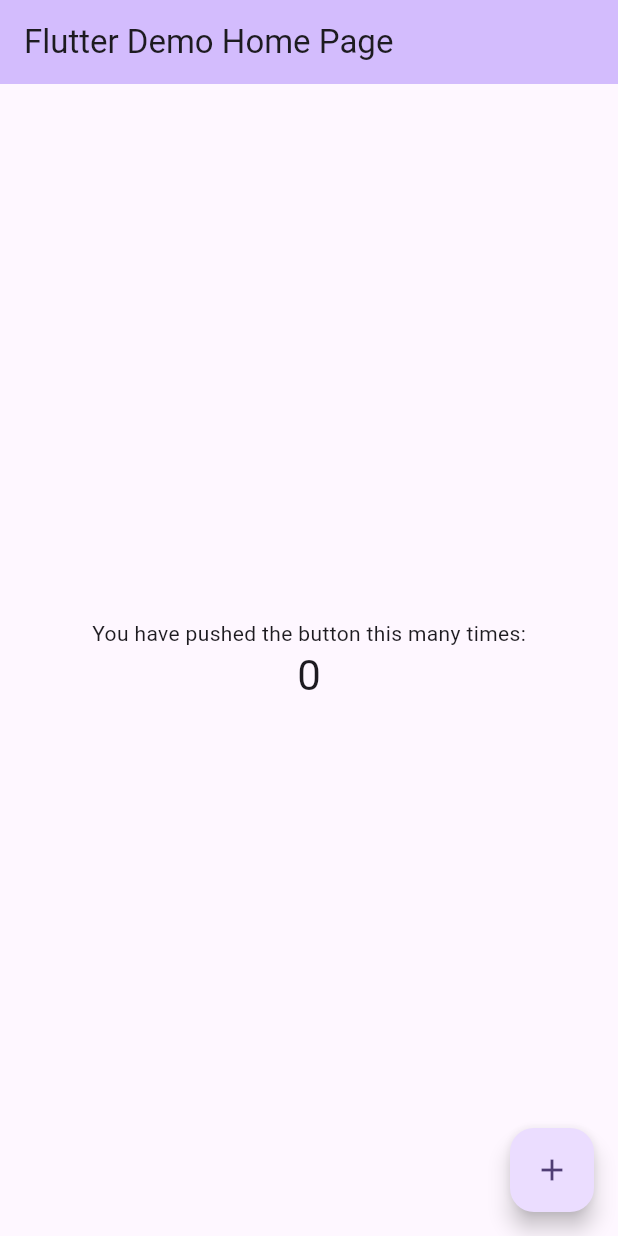
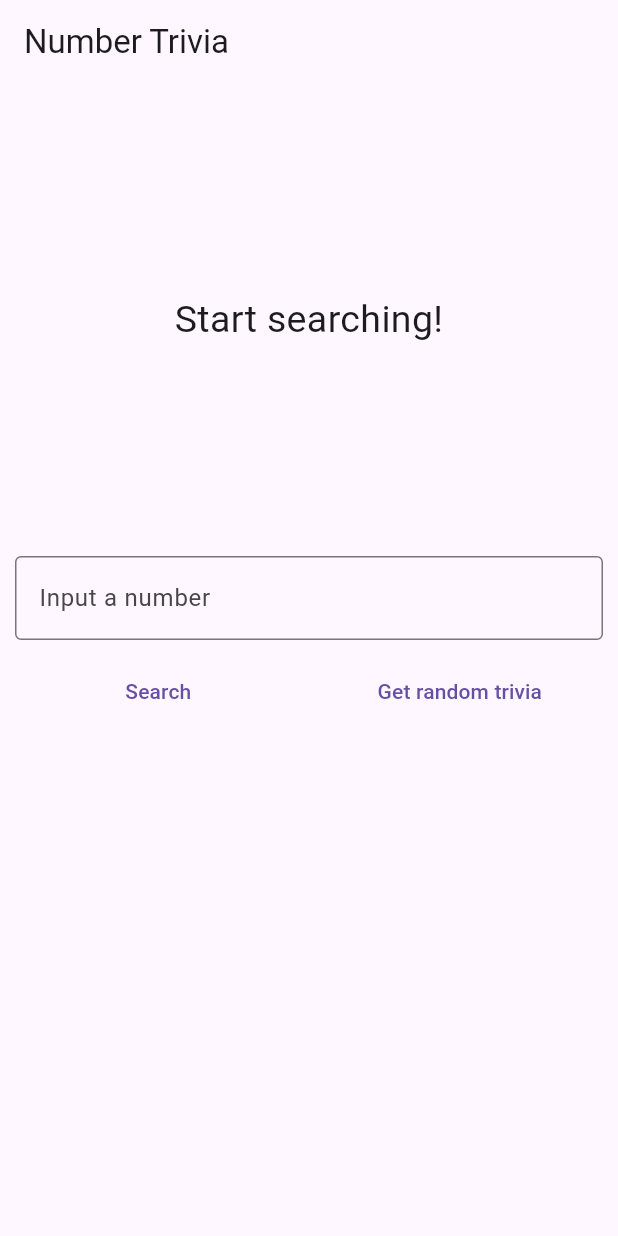
Before and after one commit to pratiktimer/clean_architecture_weather_app, a Flutter app: the screen it shows after launch, on a phone screen of 412 x 824 dp. Run offline on Flutter 3.47's test engine with Material 3 defaults, Android fonts, the phone set to English and light mode, and no system bars; our stand-ins replace bloc, dartz, equatable, flutter_bloc, get_it, internet_connection_checker and 1 more.

Commit message:
Flutter TDD Clean Architecture Course [14] – User Interface

```diff
--- /dev/null
+++ b/lib/features/number_trivia/presentation/pages/number_trivia_page.dart
@@ -0,0 +1,59 @@
+import '../bloc/number_trivia_bloc.dart';
+import '../widgets/trivia_controls.dart';
+import 'package:flutter/material.dart';
+import 'package:flutter_bloc/flutter_bloc.dart';
+import '../widgets/widgets.dart';
+import '../../../../injection_container.dart';
+
+class NumberTriviaPage extends StatelessWidget {
+  @override
+  Widget build(BuildContext context) {
+    return Scaffold(
+      appBar: AppBar(title: Text('Number Trivia')),
+      body: SingleChildScrollView(child: buildBody(context)),
+    );
+  }
+
+  BlocProvider<NumberTriviaBloc> buildBody(BuildContext context) {
+    return BlocProvider(
+      create: (_) => sl<NumberTriviaBloc>(),
+      child: Center(
+        child: Padding(
+          padding: const EdgeInsets.all(10),
+          child: Column(
+            children: <Widget>[
+              SizedBox(height: 10),
+              // Top half
+              BlocBuilder<NumberTriviaBloc, NumberTriviaState>(
+                builder: (context, state) {
+                  if (state is Empty) {
+                    return MessageDisplay(
+                      message: 'Start searching!',
+                      key: UniqueKey(),
+                    );
+                  } else if (state is Loading) {
+                    return LoadingWidget(key: UniqueKey());
+                  } else if (state is Loaded) {
+                    return TriviaDisplay(
+                      key: UniqueKey(),
+                      numberTrivia: state.trivia,
+                    );
+                  } else if (state is Error) {
+                    return MessageDisplay(
+                      key: UniqueKey(),
+                      message: state.errorMessage,
+                    );
+                  }
+                  return SizedBox();
+                },
+              ),
+              SizedBox(height: 20),
+              // Bottom half
+              TriviaControls(key: UniqueKey(),),
+            ],
+          ),
+        ),
+      ),
+    );
+  }
+}
--- /dev/null
+++ b/lib/features/number_trivia/presentation/widgets/message_display.dart
@@ -0,0 +1,24 @@
+import 'package:flutter/material.dart';
+
+class MessageDisplay extends StatelessWidget {
+  final String message;
+
+  const MessageDisplay({required Key key, required this.message})
+    : super(key: key);
+
+  @override
+  Widget build(BuildContext context) {
+    return SizedBox(
+      height: MediaQuery.of(context).size.height / 3,
+      child: Center(
+        child: SingleChildScrollView(
+          child: Text(
+            message,
+            style: TextStyle(fontSize: 25),
+            textAlign: TextAlign.center,
+          ),
+        ),
+      ),
+    );
+  }
+}
--- /dev/null
+++ b/lib/features/number_trivia/presentation/widgets/trivia_controls.dart
@@ -0,0 +1,70 @@
+import 'package:flutter/material.dart';
+import 'package:flutter_bloc/flutter_bloc.dart';
+
+import '../bloc/number_trivia_bloc.dart';
+
+class TriviaControls extends StatefulWidget {
+  const TriviaControls({
+    required Key key,
+  }) : super(key: key);
+
+  @override
+  _TriviaControlsState createState() => _TriviaControlsState();
+}
+
+class _TriviaControlsState extends State<TriviaControls> {
+  final controller = TextEditingController();
+  late String inputStr;
+
+  @override
+  Widget build(BuildContext context) {
+    return Column(
+      children: <Widget>[
+        TextField(
+          controller: controller,
+          keyboardType: TextInputType.number,
+          decoration: InputDecoration(
+            border: OutlineInputBorder(),
+            hintText: 'Input a number',
+          ),
+          onChanged: (value) {
+            inputStr = value;
+          },
+          onSubmitted: (_) {
+            dispatchConcrete();
+          },
+        ),
+        SizedBox(height: 10),
+        Row(
+          children: <Widget>[
+            Expanded(
+              child: TextButton(
+                child: Text('Search'),
+
+                onPressed: dispatchConcrete,
+              ),
+            ),
+            SizedBox(width: 10),
+            Expanded(
+              child: TextButton(
+                child: Text('Get random trivia'),
+                onPressed: dispatchRandom,
+              ),
+            ),
+          ],
+        )
+      ],
+    );
+  }
+
+  void dispatchConcrete() {
+    controller.clear();
+    BlocProvider.of<NumberTriviaBloc>(context)
+        .add(GetTriviaForConcreteNumber(numberString: inputStr));
+  }
+
+  void dispatchRandom() {
+    controller.clear();
+    BlocProvider.of<NumberTriviaBloc>(context).add(GetTriviaForRandomNumber());
+  }
+}
--- /dev/null
+++ b/lib/features/number_trivia/presentation/widgets/widgets.dart
@@ -0,0 +1,3 @@
+export 'loading_widget.dart';
+export 'message_display.dart';
+export 'trivia_display.dart';
--- a/lib/main.dart
+++ b/lib/main.dart
@@ -1,122 +1,21 @@
 import 'package:flutter/material.dart';
 
-void main() {
-  runApp(const MyApp());
+import 'features/number_trivia/presentation/pages/number_trivia_page.dart';
+import 'injection_container.dart' as di;
+
+void main() async {
+
+  await di.init();
+  runApp(MyApp());
 }
 
 class MyApp extends StatelessWidget {
-  const MyApp({super.key});
-
-  // This widget is the root of your application.
   @override
   Widget build(BuildContext context) {
     return MaterialApp(
-      title: 'Flutter Demo',
-      theme: ThemeData(
-        // This is the theme of your application.
-        //
-        // TRY THIS: Try running your application with "flutter run". You'll see
-        // the application has a purple toolbar. Then, without quitting the app,
-        // try changing the seedColor in the colorScheme below to Colors.green
-        // and then invoke "hot reload" (save your changes or press the "hot
-        // reload" button in a Flutter-supported IDE, or press "r" if you used
-        // the command line to start the app).
-        //
-        // Notice that the counter didn't reset back to zero; the application
-        // state is not lost during the reload. To reset the state, use hot
-        // restart instead.
-        //
-        // This works for code too, not just values: Most code changes can be
-        // tested with just a hot reload.
-        colorScheme: .fromSeed(seedColor: Colors.deepPurple),
-      ),
-      home: const MyHomePage(title: 'Flutter Demo Home Page'),
+      title: 'Number Trivia',
+      theme: ThemeData(primaryColor: Colors.green.shade800),
+      home: NumberTriviaPage(),
     );
   }
 }
-
-class MyHomePage extends StatefulWidget {
-  const MyHomePage({super.key, required this.title});
-
-  // This widget is the home page of your application. It is stateful, meaning
-  // that it has a State object (defined below) that contains fields that affect
-  // how it looks.
-
-  // This class is the configuration for the state. It holds the values (in this
-  // case the title) provided by the parent (in this case the App widget) and
-  // used by the build method of the State. Fields in a Widget subclass are
-  // always marked "final".
-
-  final String title;
-
-  @override
-  State<MyHomePage> createState() => _MyHomePageState();
-}
-
-class _MyHomePageState extends State<MyHomePage> {
-  int _counter = 0;
-
-  void _incrementCounter() {
-    setState(() {
-      // This call to setState tells the Flutter framework that something has
-      // changed in this State, which causes it to rerun the build method below
-      // so that the display can reflect the updated values. If we changed
-      // _counter without calling setState(), then the build method would not be
-      // called again, and so nothing would appear to happen.
-      _counter++;
-    });
-  }
-
-  @override
-  Widget build(BuildContext context) {
-    // This method is rerun every time setState is called, for instance as done
-    // by the _incrementCounter method above.
-    //
-    // The Flutter framework has been optimized to make rerunning build methods
-    // fast, so that you can just rebuild anything that needs updating rather
-    // than having to individually change instances of widgets.
-    return Scaffold(
-      appBar: AppBar(
-        // TRY THIS: Try changing the color here to a specific color (to
-        // Colors.amber, perhaps?) and trigger a hot reload to see the AppBar
-        // change color while the other colors stay the same.
-        backgroundColor: Theme.of(context).colorScheme.inversePrimary,
-        // Here we take the value from the MyHomePage object that was created by
-        // the App.build method, and use it to set our appbar title.
-        title: Text(widget.title),
-      ),
-      body: Center(
-        // Center is a layout widget. It takes a single child and positions it
-        // in the middle of the parent.
-        child: Column(
-          // Column is also a layout widget. It takes a list of children and
-          // arranges them vertically. By default, it sizes itself to fit its
-          // children horizontally, and tries to be as tall as its parent.
-          //
-          // Column has various properties to control how it sizes itself and
-          // how it positions its children. Here we use mainAxisAlignment to
-          // center the children vertically; the main axis here is the vertical
-          // axis because Columns are vertical (the cross axis would be
-          // horizontal).
-          //
-          // TRY THIS: Invoke "debug painting" (choose the "Toggle Debug Paint"
-          // action in the IDE, or press "p" in the console), to see the
-          // wireframe for each widget.
-          mainAxisAlignment: .center,
-          children: [
-            const Text('You have pushed the button this many times:'),
-            Text(
-              '$_counter',
-              style: Theme.of(context).textTheme.headlineMedium,
-            ),
-          ],
-        ),
-      ),
-      floatingActionButton: FloatingActionButton(
-        onPressed: _incrementCounter,
-        tooltip: 'Increment',
-        child: const Icon(Icons.add),
-      ),
-    );
-  }
-}
```
Also changed, not shown: lib/features/number_trivia/data/datasources/number_trivia_remote_data_source.dart (+40 -9 lines), lib/features/number_trivia/presentation/bloc/number_trivia_bloc.dart (+20 -20 lines), lib/features/number_trivia/presentation/widgets/loading_widget.dart (added, +17 -0 lines), lib/features/number_trivia/presentation/widgets/trivia_display.dart (added, +37 -0 lines), lib/injection_container.dart (added, +60 -0 lines).
